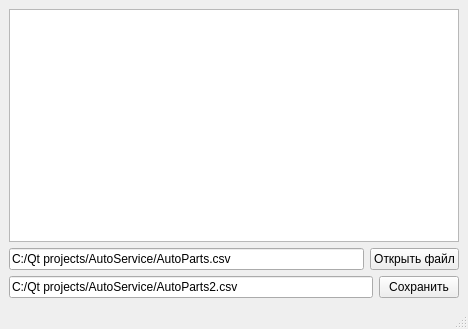
Old version of the form mainwindow.ui in the repository AClockworkParrot/AutoServiceAPP.
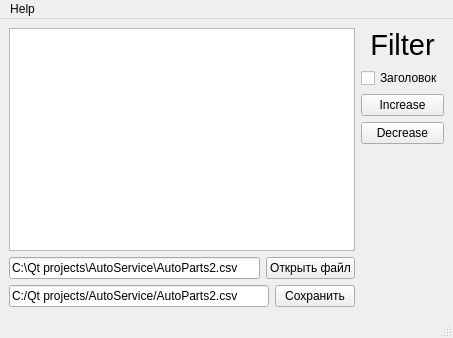
New version of the form.

Diff of the .ui file:
```diff
--- a/mainwindow.ui
+++ b/mainwindow.ui
@@ -6,8 +6,8 @@
    <rect>
     <x>0</x>
     <y>0</y>
-    <width>468</width>
-    <height>329</height>
+    <width>453</width>
+    <height>338</height>
    </rect>
   </property>
   <property name="sizePolicy">
@@ -44,10 +44,10 @@
      <height>1080</height>
     </size>
    </property>
-   <layout class="QVBoxLayout" name="verticalLayout_2">
+   <layout class="QHBoxLayout" name="horizontalLayout">
     <item>
-     <layout class="QVBoxLayout" name="verticalLayout">
-      <item>
+     <layout class="QGridLayout" name="gridLayout_2">
+      <item row="0" column="0">
        <widget class="QTableWidget" name="tableWidget">
         <property name="sizePolicy">
          <sizepolicy hsizetype="Expanding" vsizetype="Expanding">
@@ -57,40 +57,97 @@
         </property>
        </widget>
       </item>
-      <item>
-       <layout class="QHBoxLayout" name="horizontalLayout_2">
-        <item>
-         <widget class="QLineEdit" name="lineFilePath">
-          <property name="text">
-           <string>C:/Qt projects/AutoService/AutoParts.csv</string>
-          </property>
-         </widget>
-        </item>
-        <item>
-         <widget class="QPushButton" name="loadButton">
-          <property name="text">
-           <string>Открыть файл</string>
-          </property>
-         </widget>
-        </item>
-       </layout>
-      </item>
-      <item>
-       <layout class="QHBoxLayout" name="horizontalLayout">
-        <item>
-         <widget class="QLineEdit" name="lineSaveFilePath">
-          <property name="text">
-           <string>C:/Qt projects/AutoService/AutoParts2.csv</string>
-          </property>
-         </widget>
-        </item>
-        <item>
+      <item row="2" column="0">
+       <layout class="QGridLayout" name="gridLayout_3">
+        <item row="0" column="1">
          <widget class="QPushButton" name="saveButton">
           <property name="text">
            <string>Сохранить</string>
           </property>
          </widget>
         </item>
+        <item row="0" column="0">
+         <widget class="QLineEdit" name="lineSaveFilePath">
+          <property name="text">
+           <string>C:/Qt projects/AutoService/AutoParts2.csv</string>
+          </property>
+         </widget>
+        </item>
+       </layout>
+      </item>
+      <item row="1" column="0">
+       <layout class="QGridLayout" name="gridLayout_4">
+        <item row="0" column="1">
+         <widget class="QPushButton" name="loadButton">
+          <property name="text">
+           <string>Открыть файл</string>
+          </property>
+         </widget>
+        </item>
+        <item row="0" column="0">
+         <widget class="QLineEdit" name="lineFilePath">
+          <property name="text">
+           <string>C:\Qt projects\AutoService\AutoParts2.csv</string>
+          </property>
+         </widget>
+        </item>
+       </layout>
+      </item>
+     </layout>
+    </item>
+    <item>
+     <layout class="QVBoxLayout" name="verticalLayout_2">
+      <item>
+       <layout class="QVBoxLayout" name="verticalLayout">
+        <item>
+         <widget class="QLabel" name="label">
+          <property name="font">
+           <font>
+            <pointsize>22</pointsize>
+           </font>
+          </property>
+          <property name="text">
+           <string>Filter</string>
+          </property>
+          <property name="alignment">
+           <set>Qt::AlignmentFlag::AlignCenter</set>
+          </property>
+         </widget>
+        </item>
+        <item>
+         <widget class="QCheckBox" name="checkBox">
+          <property name="text">
+           <string>Заголовок</string>
+          </property>
+         </widget>
+        </item>
+        <item>
+         <widget class="QPushButton" name="sortAscButton">
+          <property name="text">
+           <string>Increase</string>
+          </property>
+         </widget>
+        </item>
+        <item>
+         <widget class="QPushButton" name="sortDescButton">
+          <property name="text">
+           <string>Decrease</string>
+          </property>
+         </widget>
+        </item>
+        <item>
+         <spacer name="verticalSpacer">
+          <property name="orientation">
+           <enum>Qt::Orientation::Vertical</enum>
+          </property>
+          <property name="sizeHint" stdset="0">
+           <size>
+            <width>20</width>
+            <height>40</height>
+           </size>
+          </property>
+         </spacer>
+        </item>
        </layout>
       </item>
      </layout>
@@ -102,10 +159,16 @@
     <rect>
      <x>0</x>
      <y>0</y>
-     <width>468</width>
+     <width>453</width>
      <height>21</height>
     </rect>
    </property>
+   <widget class="QMenu" name="menuHelp">
+    <property name="title">
+     <string>Help</string>
+    </property>
+   </widget>
+   <addaction name="menuHelp"/>
   </widget>
   <widget class="QStatusBar" name="statusbar"/>
  </widget>
```
Left out of the diff: 5 changed lines with no effect on the pictures.
